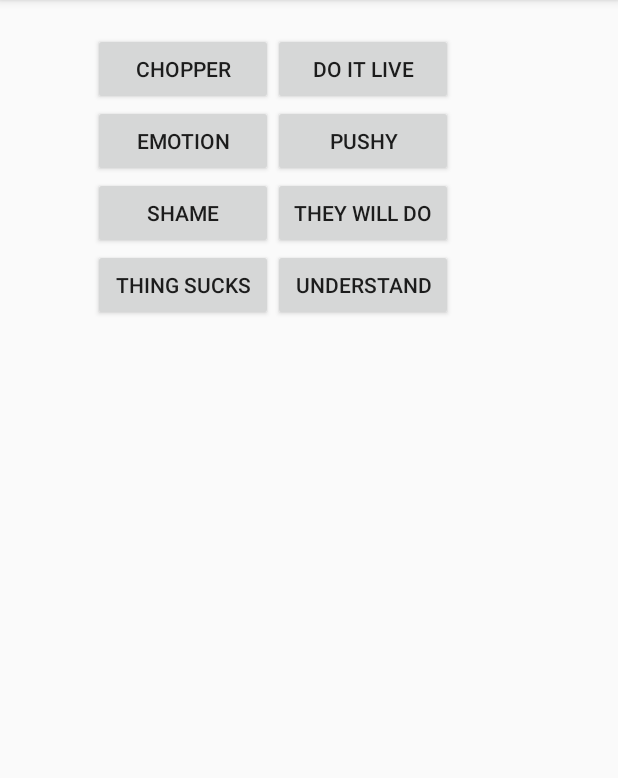
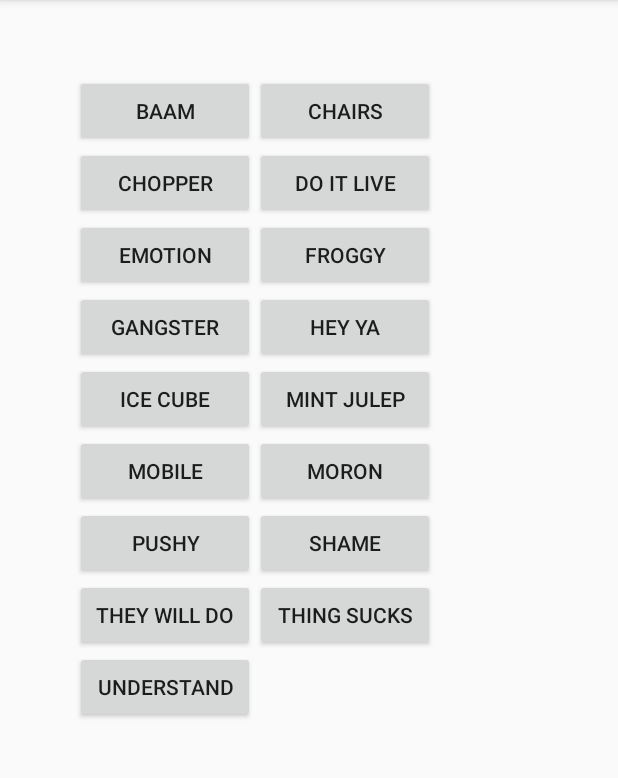
Before and after one commit to trevorism/ism-soundboard, an Android app: the MainActivity screen opened directly, with no data from a screen before it, on a phone screen of 412 x 824 dp, the part 84-862 px from its top. Run offline under Robolectric (Android 15) with nearby library versions, the phone set to English and light mode, and no system bars.

Commit message:
Adding more sounds

```diff
--- a/app/build.gradle
+++ b/app/build.gradle
@@ -23,4 +23,5 @@ dependencies {
     compile fileTree(dir: 'libs', include: ['*.jar'])
     testCompile 'junit:junit:4.12'
     compile 'com.android.support:appcompat-v7:25.+'
+    compile 'com.android.support:recyclerview-v7:25.+'
 }
--- /dev/null
+++ b/app/src/main/res/layout-land/activity_main.xml
@@ -0,0 +1,122 @@
+<?xml version="1.0" encoding="utf-8"?>
+
+<ScrollView xmlns:android="http://schemas.android.com/apk/res/android"
+            xmlns:tools="http://schemas.android.com/tools"
+            android:id="@+id/container_scroll_view"
+            android:layout_width="match_parent"
+            android:layout_height="match_parent"
+            tools:context="com.trevorism.easypasscost.MainActivity">
+
+<GridLayout xmlns:android="http://schemas.android.com/apk/res/android"
+            xmlns:tools="http://schemas.android.com/tools"
+            android:id="@+id/board"
+            android:layout_width="fill_parent"
+            android:layout_height="wrap_content"
+            android:layout_centerHorizontal="true"
+            android:padding="50dp"
+            android:columnCount="4"
+            >
+
+    <Button
+        android:onClick="baam"
+        android:layout_width="120dp"
+        android:layout_height="wrap_content"
+        android:text="@string/button_baam"/>
+
+    <Button
+        android:onClick="chairs"
+        android:layout_width="120dp"
+        android:layout_height="wrap_content"
+        android:text="@string/button_chairs"/>
+
+    <Button
+        android:onClick="chopper"
+        android:layout_width="120dp"
+        android:layout_height="wrap_content"
+        android:text="@string/button_chopper"/>
+
+    <Button
+        android:onClick="doItLive"
+        android:layout_width="120dp"
+        android:layout_height="wrap_content"
+        android:text="@string/button_live"/>
+
+    <Button
+        android:onClick="emotion"
+        android:layout_width="120dp"
+        android:layout_height="wrap_content"
+        android:text="@string/button_emotion"/>
+
+    <Button
+        android:onClick="froggy"
+        android:layout_width="120dp"
+        android:layout_height="wrap_content"
+        android:text="@string/button_froggy"/>
+
+    <Button
+        android:onClick="gangster"
+        android:layout_width="120dp"
+        android:layout_height="wrap_content"
+        android:text="@string/button_gangster"/>
+
+    <Button
+        android:onClick="heyya"
+        android:layout_width="120dp"
+        android:layout_height="wrap_content"
+        android:text="@string/button_heyya"/>
+
+    <Button
+        android:onClick="iceCube"
+        android:layout_width="120dp"
+        android:layout_height="wrap_content"
+        android:text="@string/button_ice_cube"/>
+
+    <Button
+        android:onClick="julep"
+        android:layout_width="120dp"
+        android:layout_height="wrap_content"
+        android:text="@string/button_julep"/>
+
+    <Button
+        android:onClick="mobile"
+        android:layout_width="120dp"
+        android:layout_height="wrap_content"
+        android:text="@string/button_mobile"/>
+
+    <Button
+        android:onClick="moron"
+        android:layout_width="120dp"
+        android:layout_height="wrap_content"
+        android:text="@string/button_moron"/>
+
+    <Button
+        android:onClick="pushy"
+        android:layout_width="120dp"
+        android:layout_height="wrap_content"
+        android:text="@string/button_pushy"/>
+
+    <Button
+        android:onClick="shame"
+        android:layout_width="120dp"
+        android:layout_height="wrap_content"
+        android:text="@string/button_shame"/>
+
+    <Button
+        android:onClick="theyWillDo"
+        android:layout_width="120dp"
+        android:layout_height="wrap_content"
+        android:text="@string/button_they_will_do"/>
+
+    <Button
+        android:onClick="thingSucks"
+        android:layout_width="120dp"
+        android:layout_height="wrap_content"
+        android:text="@string/button_thing_sucks"/>
+
+    <Button
+        android:onClick="understand"
+        android:layout_width="120dp"
+        android:layout_height="wrap_content"
+        android:text="@string/button_understand"/>
+</GridLayout>
+</ScrollView>
--- a/app/src/main/res/layout/activity_main.xml
+++ b/app/src/main/res/layout/activity_main.xml
@@ -1,54 +1,122 @@
 <?xml version="1.0" encoding="utf-8"?>
-<GridLayout
-        xmlns:android="http://schemas.android.com/apk/res/android"
+
+<ScrollView xmlns:android="http://schemas.android.com/apk/res/android"
             xmlns:tools="http://schemas.android.com/tools"
+            android:id="@+id/container_scroll_view"
             android:layout_width="match_parent"
             android:layout_height="match_parent"
-        android:paddingLeft="@dimen/activity_horizontal_margin"
-        android:paddingRight="@dimen/activity_horizontal_margin"
-        android:paddingTop="@dimen/activity_vertical_margin"
-        android:paddingBottom="@dimen/activity_vertical_margin"
+            tools:context="com.trevorism.easypasscost.MainActivity">
+
+    <GridLayout xmlns:android="http://schemas.android.com/apk/res/android"
+                xmlns:tools="http://schemas.android.com/tools"
+                android:id="@+id/board"
+                android:layout_width="fill_parent"
+                android:layout_height="wrap_content"
+                android:layout_centerHorizontal="true"
+                android:padding="50dp"
                 android:columnCount="2"
-        tools:context="com.trevorism.easypasscost.MainActivity">
+        >
+
+        <Button
+            android:onClick="baam"
+            android:layout_width="120dp"
+            android:layout_height="wrap_content"
+            android:text="@string/button_baam"/>
+
+        <Button
+            android:onClick="chairs"
+            android:layout_width="120dp"
+            android:layout_height="wrap_content"
+            android:text="@string/button_chairs"/>
+
         <Button
             android:onClick="chopper"
             android:layout_width="120dp"
             android:layout_height="wrap_content"
-        android:text="@string/button_chopper" />
+            android:text="@string/button_chopper"/>
+
         <Button
             android:onClick="doItLive"
             android:layout_width="120dp"
             android:layout_height="wrap_content"
-        android:text="@string/button_live" />
+            android:text="@string/button_live"/>
+
         <Button
             android:onClick="emotion"
             android:layout_width="120dp"
             android:layout_height="wrap_content"
-        android:text="@string/button_emotion" />
+            android:text="@string/button_emotion"/>
+
+        <Button
+            android:onClick="froggy"
+            android:layout_width="120dp"
+            android:layout_height="wrap_content"
+            android:text="@string/button_froggy"/>
+
+        <Button
+            android:onClick="gangster"
+            android:layout_width="120dp"
+            android:layout_height="wrap_content"
+            android:text="@string/button_gangster"/>
+
+        <Button
+            android:onClick="heyya"
+            android:layout_width="120dp"
+            android:layout_height="wrap_content"
+            android:text="@string/button_heyya"/>
+
+        <Button
+            android:onClick="iceCube"
+            android:layout_width="120dp"
+            android:layout_height="wrap_content"
+            android:text="@string/button_ice_cube"/>
+
+        <Button
+            android:onClick="julep"
+            android:layout_width="120dp"
+            android:layout_height="wrap_content"
+            android:text="@string/button_julep"/>
+
+        <Button
+            android:onClick="mobile"
+            android:layout_width="120dp"
+            android:layout_height="wrap_content"
+            android:text="@string/button_mobile"/>
+
+        <Button
+            android:onClick="moron"
+            android:layout_width="120dp"
+            android:layout_height="wrap_content"
+            android:text="@string/button_moron"/>
+
         <Button
             android:onClick="pushy"
             android:layout_width="120dp"
             android:layout_height="wrap_content"
-        android:text="@string/button_pushy" />
+            android:text="@string/button_pushy"/>
+
         <Button
             android:onClick="shame"
             android:layout_width="120dp"
             android:layout_height="wrap_content"
-        android:text="@string/button_shame" />
+            android:text="@string/button_shame"/>
+
         <Button
             android:onClick="theyWillDo"
             android:layout_width="120dp"
             android:layout_height="wrap_content"
-        android:text="@string/button_they_will_do" />
+            android:text="@string/button_they_will_do"/>
+
         <Button
             android:onClick="thingSucks"
             android:layout_width="120dp"
             android:layout_height="wrap_content"
-        android:text="@string/button_thing_sucks" />
+            android:text="@string/button_thing_sucks"/>
+
         <Button
             android:onClick="understand"
             android:layout_width="120dp"
             android:layout_height="wrap_content"
-        android:text="@string/button_understand" />
-
+            android:text="@string/button_understand"/>
     </GridLayout>
+</ScrollView>
--- a/app/src/main/res/values-w820dp/dimens.xml
+++ b/app/src/main/res/values-w820dp/dimens.xml
@@ -2,5 +2,5 @@
     <!-- Example customization of dimensions originally defined in res/values/dimens.xml
          (such as screen margins) for screens with more than 820dp of available width. This
          would include 7" and 10" devices in landscape (~960dp and ~1280dp respectively). -->
-    <dimen name="activity_horizontal_margin">64dp</dimen>
+    <dimen name="activity_horizontal_margin">14dp</dimen>
 </resources>
--- a/app/src/main/res/values/strings.xml
+++ b/app/src/main/res/values/strings.xml
@@ -3,9 +3,18 @@
     <string name="button_shame">Shame</string>
     <string name="button_chopper">Chopper</string>
     <string name="button_live">Do It Live</string>
+    <string name="button_ice_cube">Ice Cube</string>
     <string name="button_thing_sucks">Thing Sucks</string>
     <string name="button_they_will_do">They Will Do</string>
+    <string name="button_julep">Mint Julep</string>
     <string name="button_emotion">Emotion</string>
     <string name="button_pushy">Pushy</string>
     <string name="button_understand">Understand</string>
+    <string name="button_baam">Baam</string>
+    <string name="button_chairs">Chairs</string>
+    <string name="button_froggy">Froggy</string>
+    <string name="button_gangster">Gangster</string>
+    <string name="button_heyya">Hey Ya</string>
+    <string name="button_mobile">Mobile</string>
+    <string name="button_moron">Moron</string>
 </resources>
```
Also changed, not shown: app/src/main/java/com/trevorism/easypasscost/MainActivity.java (+72 -34 lines), app/src/main/java/com/trevorism/easypasscost/view/AutoFitView.java (added, +53 -0 lines), gradle/wrapper/gradle-wrapper.properties, 10 other files. Lines whose indentation alone changed are shown as unchanged.
